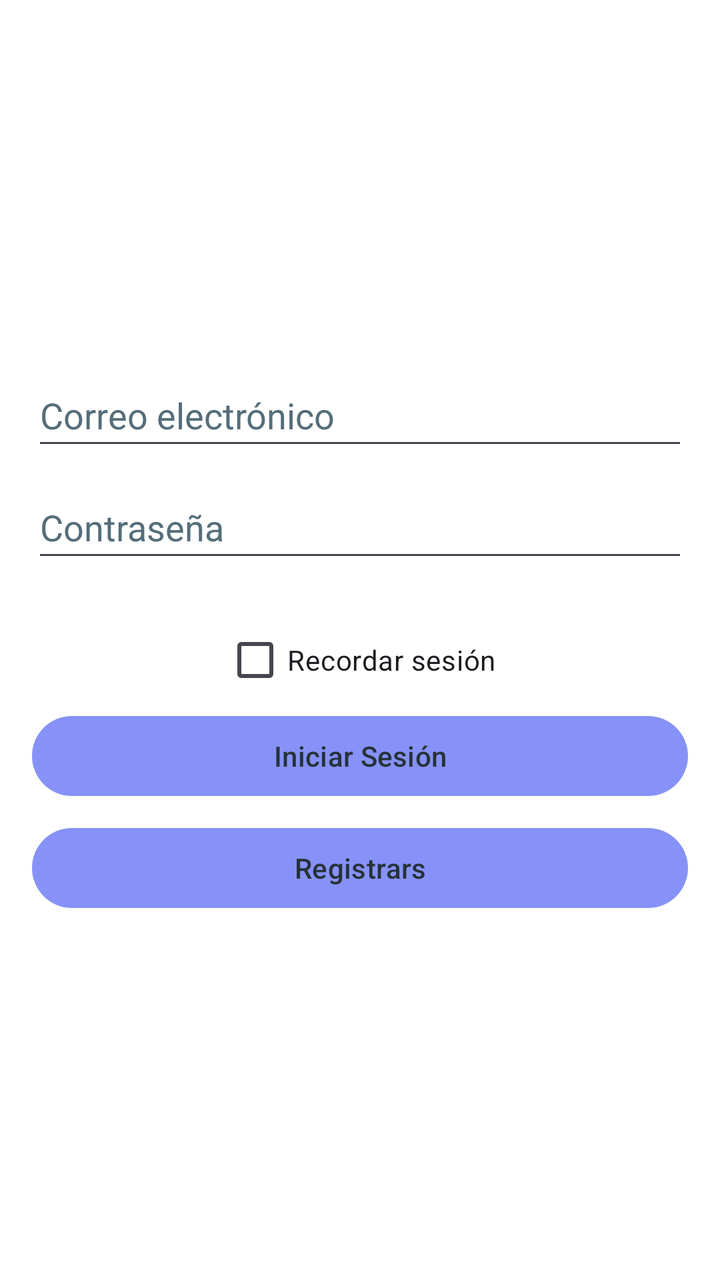
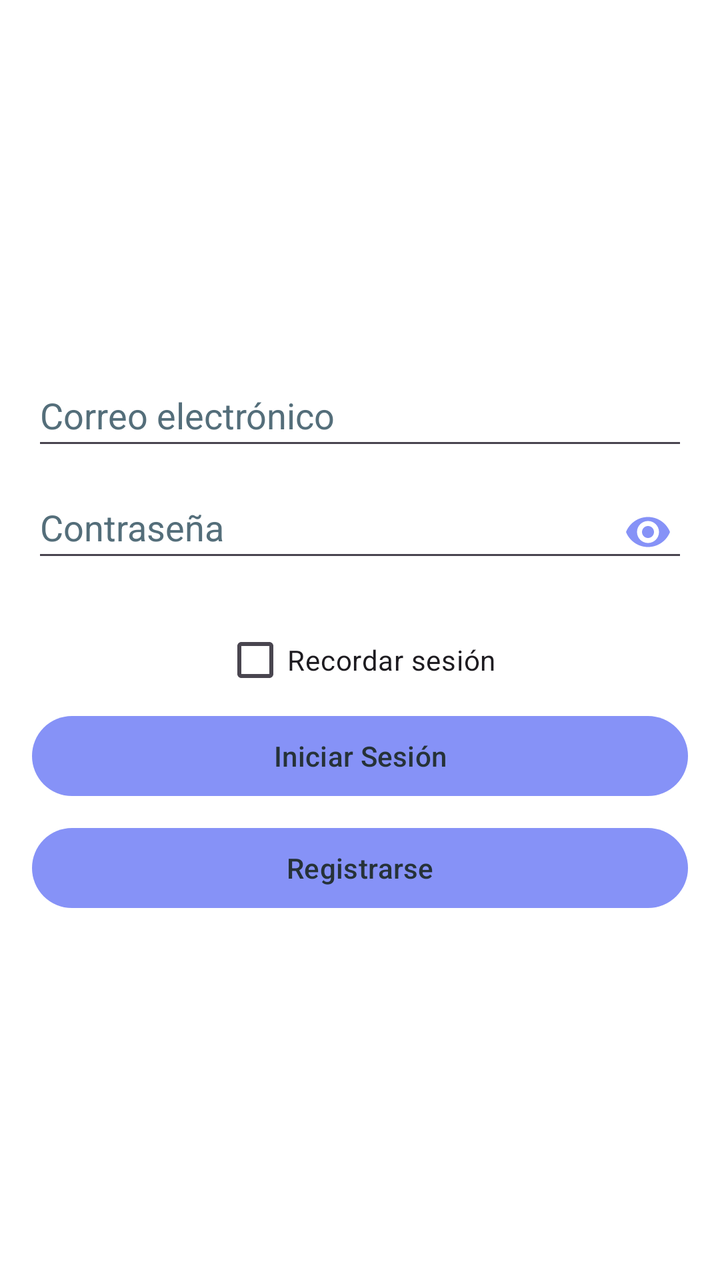

An Android layout rendered at two revisions. The XML below is the earlier revision; the diff shows what the commit changed to produce the second picture.
<!-- AndroidManifest.xml: application theme Theme.Biblioteca -->
<!-- res/layout/activity_login.xml -->
<?xml version="1.0" encoding="utf-8"?>
<LinearLayout
    xmlns:android="http://schemas.android.com/apk/res/android"
    android:layout_width="match_parent"
    android:layout_height="match_parent"
    android:orientation="vertical"
    android:padding="16dp"
    android:gravity="center">

    <EditText
        android:id="@+id/etEmail"
        android:layout_width="match_parent"
        android:layout_height="wrap_content"
        android:layout_marginBottom="8dp"
        android:autofillHints=""
        android:hint="@string/correo_electr_nico"
        android:inputType="textEmailAddress"
        android:minHeight="48dp"
        android:textColorHint="#546E7A" />

    <EditText
        android:id="@+id/etPassword"
        android:layout_width="match_parent"
        android:layout_height="wrap_content"
        android:layout_marginBottom="8dp"
        android:autofillHints=""
        android:hint="@string/contrase_a"
        android:inputType="textPassword"
        android:minHeight="48dp"
        android:textColorHint="#546E7A" />

    <CheckBox
        android:id="@+id/checkRemember"
        android:layout_width="wrap_content"
        android:layout_height="wrap_content"
        android:text="@string/recordar_sesi_n"
        android:layout_marginTop="12dp"
        android:layout_gravity="center_horizontal"/>

    <Button
        android:id="@+id/btnLogin"
        android:layout_width="match_parent"
        android:layout_height="wrap_content"
        android:layout_marginBottom="8dp"
        android:text="@string/iniciar_sesi_n"
        android:textColor="#263238" />

    <Button
        android:id="@+id/btnGoToRegister"
        android:layout_width="match_parent"
        android:layout_height="wrap_content"
        android:text="@string/registrars"
        android:textColor="#263238" />
</LinearLayout>
<!-- resources referenced by this layout -->
<resources>
  <string name="contrase_a">Contraseña</string>
  <string name="correo_electr_nico">Correo electrónico</string>
  <string name="iniciar_sesi_n">Iniciar Sesión</string>
  <string name="recordar_sesi_n">Recordar sesión</string>
  <string name="registrars">Registrars</string>
  <style name="Theme.Biblioteca" parent="Base.Theme.Biblioteca" />
  <style name="Base.Theme.Biblioteca" parent="Theme.Material3.DayNight.NoActionBar">
          <item name="colorPrimary">@color/lavender</item>
          <item name="android:colorBackground">@color/white</item>
          <item name="android:textColor">@color/black</item>
          <item name="colorSecondary">@color/lavender</item>
      </style>
  <color name="lavender">#8692f7</color>
  <color name="white">#FFFFFFFF</color>
  <color name="black">#FF000000</color>
</resources>

<!-- the commit's change to res/layout/activity_login.xml (unified diff, before → after) -->
@@ -18,17 +18,32 @@
         android:minHeight="48dp"
         android:textColorHint="#546E7A" />
 
-    <EditText
-        android:id="@+id/etPassword"
+    <RelativeLayout
         android:layout_width="match_parent"
-        android:layout_height="wrap_content"
-        android:layout_marginBottom="8dp"
-        android:autofillHints=""
-        android:hint="@string/contrase_a"
-        android:inputType="textPassword"
-        android:minHeight="48dp"
-        android:textColorHint="#546E7A" />
+        android:layout_height="wrap_content">
 
+        <EditText
+            android:id="@+id/etPassword"
+            android:layout_width="match_parent"
+            android:layout_height="wrap_content"
+            android:layout_marginBottom="8dp"
+            android:autofillHints=""
+            android:hint="@string/contrase_a"
+            android:inputType="textPassword"
+            android:minHeight="48dp"
+            android:textColorHint="#546E7A" />
+
+        <ImageButton
+            android:id="@+id/btnTogglePassword"
+            android:layout_width="40dp"
+            android:layout_height="40dp"
+            android:layout_alignParentEnd="true"
+            android:layout_centerVertical="true"
+            android:background="?attr/selectableItemBackgroundBorderless"
+            android:padding="8dp"
+            android:contentDescription="Mostrar contraseña"
+            android:src="@drawable/ic_visibility" />
+    </RelativeLayout>
     <CheckBox
         android:id="@+id/checkRemember"
         android:layout_width="wrap_content"
<!-- resource entries referenced after the edit -->
@@ -1,10 +1,18 @@
 <!-- resources referenced by this layout -->
 <resources>
+  <!-- drawable ic_visibility (drawable) -->
+  <vector xmlns:android="http://schemas.android.com/apk/res/android"
+      android:width="24dp" android:height="24dp"
+      android:viewportWidth="24" android:viewportHeight="24">
+      <path
+          android:fillColor="@color/lavender"
+          android:pathData="M12,4.5C7,4.5 2.73,7.61 1,12c1.73,4.39 6,7.5 11,7.5s9.27,-3.11 11,-7.5c-1.73,-4.39 -6,-7.5 -11,-7.5zm0,13c-3.04,0 -5.5,-2.46 -5.5,-5.5S8.96,6.5 12,6.5 17.5,8.96 17.5,12 15.04,17.5 12,17.5zM12,9c-1.66,0 -3,1.34 -3,3s1.34,3 3,3 3,-1.34 3,-3 -1.34,-3 -3,-3z"/>
+  </vector>
   <string name="contrase_a">Contraseña</string>
   <string name="correo_electr_nico">Correo electrónico</string>
   <string name="iniciar_sesi_n">Iniciar Sesión</string>
   <string name="recordar_sesi_n">Recordar sesión</string>
-  <string name="registrars">Registrars</string>
+  <string name="registrars">Registrarse</string>
   <style name="Theme.Biblioteca" parent="Base.Theme.Biblioteca" />
   <style name="Base.Theme.Biblioteca" parent="Theme.Material3.DayNight.NoActionBar">
           <item name="colorPrimary">@color/lavender</item>
